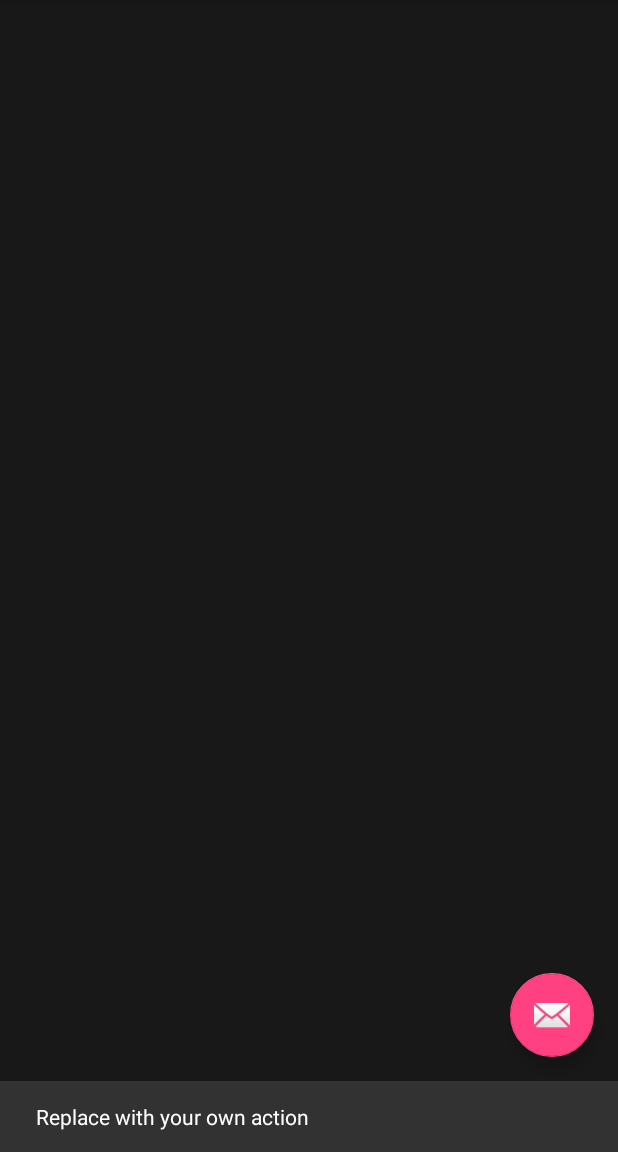
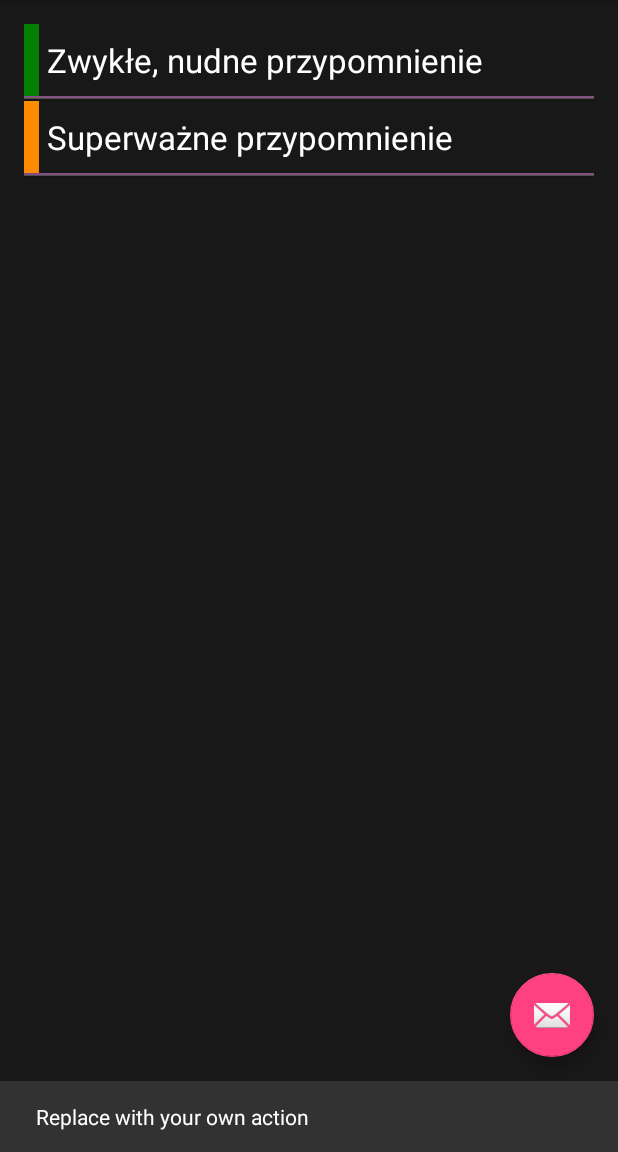
Before and after one commit to tombuczynski/reminder, an Android app: the screen it shows after launch (RemindersActivity), after a tap on an icon or button, on a phone screen of 412 x 824 dp, the part 84-1236 px from its top. Run offline under Robolectric (Android 15) with nearby library versions, the phone set to English and light mode, and no system bars.

```diff
--- a/app/src/main/AndroidManifest.xml
+++ b/app/src/main/AndroidManifest.xml
@@ -1,5 +1,6 @@
 <?xml version="1.0" encoding="utf-8"?>
 <manifest xmlns:android="http://schemas.android.com/apk/res/android"
+          xmlns:tools="http://schemas.android.com/tools"
           package="com.apress.gerber.reminders">
 
     <application
@@ -7,7 +8,8 @@
         android:icon="@mipmap/ic_launcher"
         android:label="@string/app_name"
         android:supportsRtl="true"
-        android:theme="@style/AppTheme">
+        android:theme="@style/AppTheme"
+        tools:ignore="GoogleAppIndexingWarning">
         <activity
             android:name=".RemindersActivity"
             android:label="@string/app_name"
--- a/app/src/main/java/com/apress/gerber/reminders/RemindersActivity.java
+++ b/app/src/main/java/com/apress/gerber/reminders/RemindersActivity.java
@@ -1,23 +1,32 @@
 package com.apress.gerber.reminders;
 
+import android.annotation.TargetApi;
 import android.app.AlertDialog;
 import android.content.DialogInterface;
 import android.database.Cursor;
+import android.os.Build;
 import android.os.Bundle;
 import android.support.design.widget.FloatingActionButton;
 import android.support.design.widget.Snackbar;
 import android.support.v7.app.AppCompatActivity;
 import android.support.v7.widget.Toolbar;
+import android.util.Log;
+import android.view.ActionMode;
+import android.view.MenuInflater;
 import android.view.View;
 import android.view.Menu;
 import android.view.MenuItem;
+import android.widget.AbsListView;
 import android.widget.AdapterView;
 import android.widget.ListView;
 import android.widget.Toast;
 
 public class RemindersActivity extends AppCompatActivity {
 
+    private static final String TAG = "RemindersActivity";
+
     private RemindersDB mRemindersDB;
+    private RemindersCursorAdapter mCursorAdapter;
 
     @Override
     protected void onCreate(Bundle savedInstanceState) {
@@ -37,14 +46,16 @@ public class RemindersActivity extends AppCompatActivity {
 
         mRemindersDB = new RemindersDB(this);
         mRemindersDB.open();
-/*
+
+
         if (savedInstanceState == null) {
             mRemindersDB.insertSomeReminders();
         }
-*/
+
+
         Cursor cur = mRemindersDB.fetchAll();
 
-        RemindersCursorAdapter a = new RemindersCursorAdapter(this,
+        mCursorAdapter = new RemindersCursorAdapter(this,
                 R.layout.reminders_row, cur,
                 new String[]{RemindersDB.COL_CONTENT, RemindersDB.COL_IMPORTANT},
                 new int[]{R.id.row_text, R.id.row_tab});
@@ -52,7 +63,11 @@ public class RemindersActivity extends AppCompatActivity {
         ListView lv = (ListView)findViewById(R.id.reminders_list_view);
         ListViewListener listener = new ListViewListener();
         lv.setOnItemClickListener(listener);
-        lv.setAdapter(a);
+        lv.setAdapter(mCursorAdapter);
+        if (Build.VERSION.SDK_INT >= Build.VERSION_CODES.HONEYCOMB) {
+            multiChoice(lv);
+        }
+
     }
 
     @Override
@@ -99,6 +114,55 @@ public class RemindersActivity extends AppCompatActivity {
             dialBuilder.show();
         }
     }
+
+    @TargetApi(Build.VERSION_CODES.HONEYCOMB)
+    private void multiChoice(final AbsListView lv)
+    {
+        lv.setChoiceMode(ListView.CHOICE_MODE_MULTIPLE_MODAL);
+        lv.setMultiChoiceModeListener(new AbsListView.MultiChoiceModeListener() {
+            @Override
+            public void onItemCheckedStateChanged(ActionMode mode, int position, long id, boolean checked) {
+
+            }
+
+            @Override
+            public boolean onCreateActionMode(ActionMode mode, Menu menu) {
+                MenuInflater inflater = mode.getMenuInflater();
+                inflater.inflate(R.menu.list_action_menu, menu);
+                return true;
+            }
+
+            @Override
+            public boolean onPrepareActionMode(ActionMode mode, Menu menu) {
+                return false;
+            }
+
+            @Override
+            public boolean onActionItemClicked(ActionMode mode, MenuItem item) {
+
+                if (item.getItemId() == R.id.menu_item_delete) {
+                    long[] checkedIds = lv.getCheckedItemIds();
+
+                    for (long id : checkedIds) {
+                        mRemindersDB.delete(id);
+                    }
+
+                    mCursorAdapter.changeCursor(mRemindersDB.fetchAll());
+
+                    mode.finish();
+                    return true;
+                }
+
+                return false;
+            }
+
+            @Override
+            public void onDestroyActionMode(ActionMode mode) {
+
+            }
+        });
+
+    }
 }
 
 //tools:showIn="@layout/activity_reminders"
--- a/app/src/main/java/com/apress/gerber/reminders/RemindersCursorAdapter.java
+++ b/app/src/main/java/com/apress/gerber/reminders/RemindersCursorAdapter.java
@@ -14,10 +14,10 @@ public class RemindersCursorAdapter extends SimpleCursorAdapter {
     private int mColorImportant, mColorNotImportant;
 
     public RemindersCursorAdapter(Context context, int layout, Cursor c, String[] from, int[] to) {
-        super(context, layout, c, from, to, 0);
+        super(context, layout, c, from, to);
 
-        mColorImportant = context.getResources().getColor(R.color.col_orange, null);
-        mColorNotImportant = context.getResources().getColor(R.color.col_green, null);
+        mColorImportant = context.getResources().getColor(R.color.col_orange);
+        mColorNotImportant = context.getResources().getColor(R.color.col_green);
 
         SimpleCursorAdapter.ViewBinder vb = new ViewBinder() {
             @Override
--- a/app/src/main/java/com/apress/gerber/reminders/RemindersDB.java
+++ b/app/src/main/java/com/apress/gerber/reminders/RemindersDB.java
@@ -80,6 +80,10 @@ public class RemindersDB {
         insert("Superważne przypomnienie", true);
     }
 
+    public long delete(long id) {
+        return mDb.delete(TABLE_NAME, COL_ID + "=" +id, null);
+    }
+
     private static class DatabaseHelper extends SQLiteOpenHelper {
 
         DatabaseHelper(Context context) {
--- /dev/null
+++ b/app/src/main/res/layout-v11/reminders_row.xml
@@ -0,0 +1,46 @@
+<?xml version="1.0" encoding="utf-8"?>
+<LinearLayout xmlns:android="http://schemas.android.com/apk/res/android"
+              xmlns:tools="http://schemas.android.com/tools"
+              android:layout_width="match_parent"
+              android:layout_height="50dp"
+              android:background="@color/col_dark_gray"
+              android:orientation="vertical">
+
+    <LinearLayout
+        android:layout_width="match_parent"
+        android:layout_height="48dp"
+        android:orientation="horizontal"
+        android:background="?android:attr/activatedBackgroundIndicator"
+        >
+
+        <View
+            android:id="@+id/row_tab"
+            android:layout_width="10dp"
+            android:layout_height="match_parent"
+            android:background="@android:color/white"/>
+
+        <TextView
+            android:id="@+id/row_text"
+            android:layout_width="match_parent"
+            android:layout_height="match_parent"
+            android:ellipsize="end"
+            android:gravity="center_vertical"
+            android:padding="5dp"
+            android:singleLine="true"
+            android:textAppearance="?android:attr/textAppearanceLarge"
+            android:textColor="@color/col_white"
+            tools:text="Treść przypomnienia"/>
+
+    </LinearLayout>
+    <View
+        android:layout_width="fill_parent"
+        android:layout_height="1dp"
+        android:background="#805080"
+        />
+    <View
+        android:layout_width="fill_parent"
+        android:layout_height="1dp"
+        android:background="#505050"
+        />
+
+</LinearLayout>
--- a/app/src/main/res/layout/content_reminders.xml
+++ b/app/src/main/res/layout/content_reminders.xml
@@ -19,7 +19,7 @@
         android:id="@+id/reminders_list_view"
         android:layout_width="match_parent"
         android:layout_height="match_parent"
-        android:layout_alignParentStart="true"
+        android:layout_alignParentLeft="true"
         android:layout_alignParentTop="true"
         tools:listitem="@layout/reminders_row"/>
 </RelativeLayout>
--- /dev/null
+++ b/app/src/main/res/menu/list_action_menu.xml
@@ -0,0 +1,9 @@
+<?xml version="1.0" encoding="utf-8"?>
+<menu xmlns:app="http://schemas.android.com/apk/res-auto"
+      xmlns:android="http://schemas.android.com/apk/res/android">
+
+    <item
+        android:id="@+id/menu_item_delete"
+        android:icon="@android:drawable/ic_menu_delete"
+        android:title="@string/menu_item_delete"/>
+</menu>
--- a/app/src/main/res/values/strings.xml
+++ b/app/src/main/res/values/strings.xml
@@ -2,6 +2,7 @@
     <string name="app_name">Reminders</string>
     <string name="action_new">New reminder</string>
     <string name="action_exit">Exit</string>
+    <string name="menu_item_delete">Remove</string>
 
     <array name="listitem_choice">
         <item>Edit</item>
--- a/build.gradle
+++ b/build.gradle
@@ -6,7 +6,7 @@ buildscript {
         google()
     }
     dependencies {
-        classpath 'com.android.tools.build:gradle:3.1.3'
+        classpath 'com.android.tools.build:gradle:3.2.1'
 
         // NOTE: Do not place your application dependencies here; they belong
         // in the individual module build.gradle files
```
Also changed, not shown: app/build.gradle (+5 -5 lines), gradle/wrapper/gradle-wrapper.properties.
